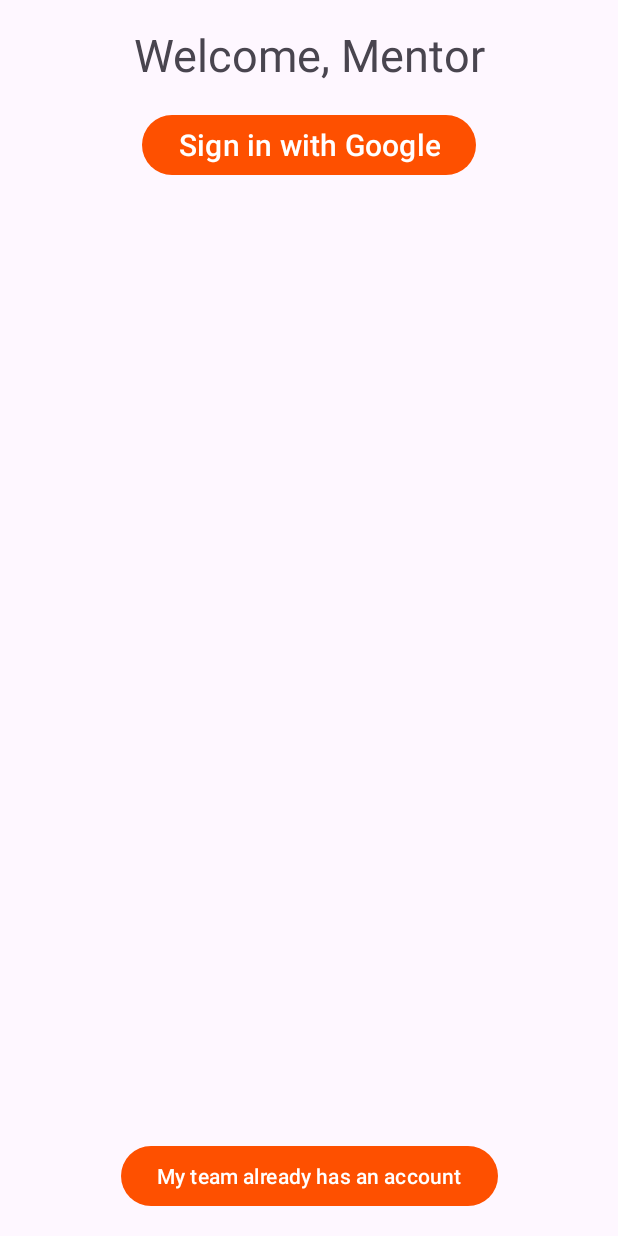
After one commit to TechnoDogs-3707/pitbull, an Android app: the layout mentor.xml on its own in the app's theme, with its tools: preview values and no code run, on a phone screen of 412 x 824 dp. The commit adds this screen. Run offline under Robolectric (Android 15) with nearby library versions, the phone set to English and light mode, and no system bars.

Commit message:
some view stuff working. NOT CLOSE TO EVEN SIGNING UP WORKING (im just paranoid i might lose my progress)

```diff
--- /dev/null
+++ b/app/src/main/res/layout/mentor.xml
@@ -0,0 +1,91 @@
+<?xml version="1.0" encoding="utf-8"?>
+<androidx.constraintlayout.widget.ConstraintLayout xmlns:android="http://schemas.android.com/apk/res/android"
+    xmlns:app="http://schemas.android.com/apk/res-auto"
+    xmlns:tools="http://schemas.android.com/tools"
+    android:layout_width="match_parent"
+    android:layout_height="match_parent"
+    android:importantForAutofill="no">
+
+    <TextView
+        android:id="@+id/textView2"
+        android:layout_width="wrap_content"
+        android:layout_height="wrap_content"
+        android:layout_marginTop="16dp"
+        android:text="@string/welcome_mentor"
+        android:textSize="30sp"
+        app:layout_constraintEnd_toEndOf="parent"
+        app:layout_constraintStart_toStartOf="parent"
+        app:layout_constraintTop_toTopOf="parent" />
+
+    <Button
+        android:id="@+id/sign_in_with_google"
+        android:layout_width="wrap_content"
+        android:layout_height="wrap_content"
+        android:layout_marginTop="16dp"
+        android:text="@string/sign_in_with_google"
+        android:textColor="@color/white"
+        android:textSize="20sp"
+        app:layout_constraintEnd_toEndOf="parent"
+        app:layout_constraintStart_toStartOf="parent"
+        app:layout_constraintTop_toBottomOf="@+id/textView2" />
+
+    <EditText
+        android:id="@+id/team_number_input"
+        android:layout_width="wrap_content"
+        android:layout_height="wrap_content"
+        android:layout_marginTop="16dp"
+        android:ems="10"
+        android:hint="@string/team_number"
+        android:importantForAutofill="no"
+        android:inputType="number"
+        android:maxLength="4"
+        android:textSize="20sp"
+        android:visibility="gone"
+        app:layout_constraintEnd_toEndOf="@+id/sign_in_with_google"
+        app:layout_constraintStart_toStartOf="@+id/sign_in_with_google"
+        app:layout_constraintTop_toBottomOf="@+id/sign_in_with_google" />
+
+    <CheckBox
+        android:id="@+id/sign_up_for_crowdscout"
+        android:layout_width="wrap_content"
+        android:layout_height="wrap_content"
+        android:layout_marginTop="16dp"
+        android:text="@string/sign_up_for_crowdscout"
+        android:visibility="gone"
+        app:layout_constraintEnd_toEndOf="@+id/team_number_input"
+        app:layout_constraintStart_toStartOf="@+id/team_number_input"
+        app:layout_constraintTop_toBottomOf="@+id/team_number_input" />
+
+    <CheckBox
+        android:id="@+id/push_to_crowdscout"
+        android:layout_width="wrap_content"
+        android:layout_height="wrap_content"
+        android:text="@string/push_to_crowdscout"
+        android:visibility="gone"
+        app:layout_constraintEnd_toEndOf="@+id/sign_up_for_crowdscout"
+        app:layout_constraintStart_toStartOf="@+id/sign_up_for_crowdscout"
+        app:layout_constraintTop_toBottomOf="@+id/sign_up_for_crowdscout" />
+
+    <CheckBox
+        android:id="@+id/pull_from_crowdscout"
+        android:layout_width="wrap_content"
+        android:layout_height="wrap_content"
+        android:text="@string/pull_from_crowdscout"
+        android:visibility="gone"
+        app:layout_constraintEnd_toEndOf="@+id/push_to_crowdscout"
+        app:layout_constraintStart_toStartOf="@+id/push_to_crowdscout"
+        app:layout_constraintTop_toBottomOf="@+id/push_to_crowdscout" />
+
+    <Button
+        android:id="@+id/team_already_has_account"
+        android:layout_width="wrap_content"
+        android:layout_height="wrap_content"
+        android:layout_marginBottom="16dp"
+        android:text="@string/team_already_has_account"
+        android:textColor="@color/white"
+        android:textSize="14sp"
+        app:layout_constraintBottom_toBottomOf="parent"
+        app:layout_constraintEnd_toEndOf="parent"
+        app:layout_constraintStart_toStartOf="parent" />
+
+</androidx.constraintlayout.widget.ConstraintLayout>
--- a/app/src/main/res/values-night/themes.xml
+++ b/app/src/main/res/values-night/themes.xml
@@ -3,5 +3,8 @@
     <style name="Base.Theme.Pitbull" parent="Theme.Material3.DayNight.NoActionBar">
         <!-- Customize your dark theme here. -->
         <!-- <item name="colorPrimary">@color/my_dark_primary</item> -->
+        <item name="colorPrimary">@color/primary_dark</item>
+        <item name="background">@color/background_dark</item>
+        <item name="colorOnBackground">@color/text_dark</item>
     </style>
 </resources>
--- a/app/src/main/res/values/colors.xml
+++ b/app/src/main/res/values/colors.xml
@@ -2,4 +2,10 @@
 <resources>
     <color name="black">#FF000000</color>
     <color name="white">#FFFFFFFF</color>
+    <color name="primary_dark">#FFFE5100</color>
+    <color name="primary_light">#FFFE5000</color>
+    <color name="background_dark">#FF151515</color>
+    <color name="background_light">#F4F4F4</color>
+    <color name="text_dark">#FFFFFFFF</color>
+    <color name="text_light">#FF000000</color>
 </resources>
--- a/app/src/main/res/values/strings.xml
+++ b/app/src/main/res/values/strings.xml
@@ -1,3 +1,17 @@
 <resources>
-    <string name="app_name">Pitbull</string>
+    <string name="app_name">Pitbull by 3707</string>
+
+    <string name="i_am_a">I am a…</string>
+    <string name="i_am_a_student">Student</string>
+    <string name="i_am_a_mentor">Mentor</string>
+
+<!--    mentor things-->
+    <string name="sign_in_with_google">Sign in with Google</string>
+    <string name="welcome_mentor">Welcome, Mentor</string>
+    <string name="team_number">Team number</string>
+    <string name="sign_up_for_crowdscout">Sign up for CrowdScout</string>
+    <string name="push_to_crowdscout">Push to CrowdScout</string>
+    <string name="pull_from_crowdscout">Pull from CrowdScout</string>
+    <string name="create_firebase_db">Create your own database</string>
+    <string name="team_already_has_account">My team already has an account</string>
 </resources>
--- a/app/src/main/res/values/themes.xml
+++ b/app/src/main/res/values/themes.xml
@@ -3,6 +3,9 @@
     <style name="Base.Theme.Pitbull" parent="Theme.Material3.DayNight.NoActionBar">
         <!-- Customize your light theme here. -->
         <!-- <item name="colorPrimary">@color/my_light_primary</item> -->
+        <item name="colorPrimary">@color/primary_light</item>
+        <item name="background">@color/background_light</item>
+        <item name="colorOnBackground">@color/text_light</item>
     </style>
 
     <style name="Theme.Pitbull" parent="Base.Theme.Pitbull" />
```
Also changed, not shown: app/src/main/java/org/brightonrobotics/pitbull/MainActivity.kt (+7 -9 lines), app/src/main/java/org/brightonrobotics/pitbull/MentorActivity.kt (added, +43 -0 lines), app/src/main/java/org/brightonrobotics/pitbull/PickRoleActivity.kt (added, +27 -0 lines), app/src/main/res/layout/activity_main.xml (+1 -12 lines), app/src/main/res/layout/pick_role.xml (added, +43 -0 lines).
